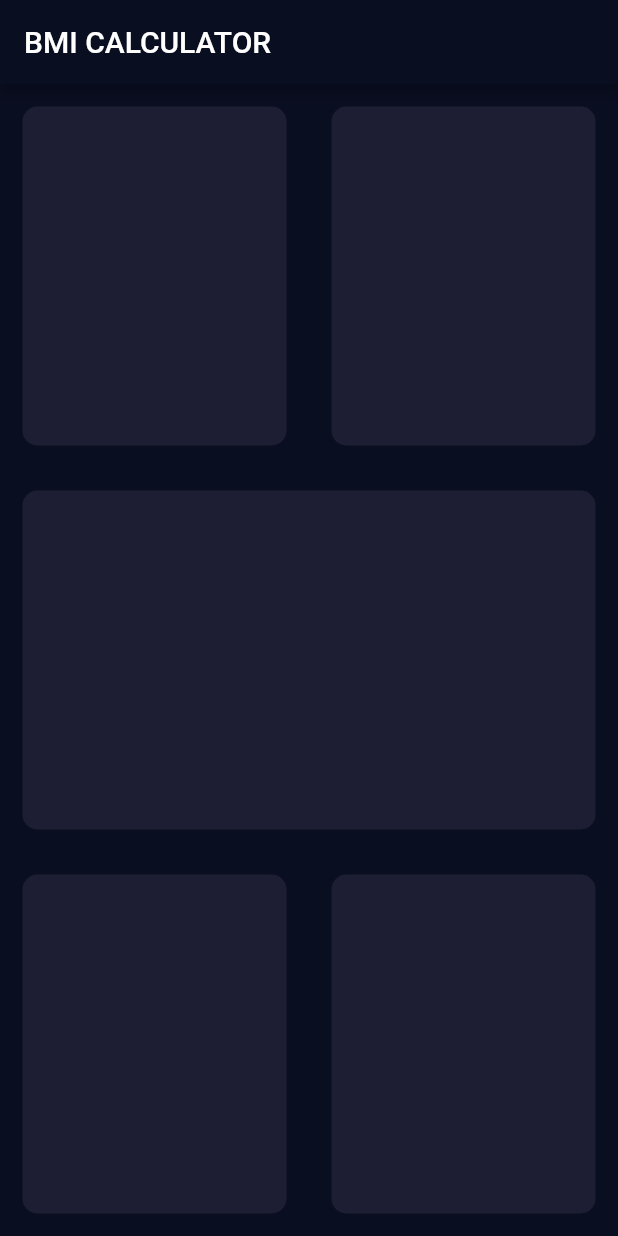
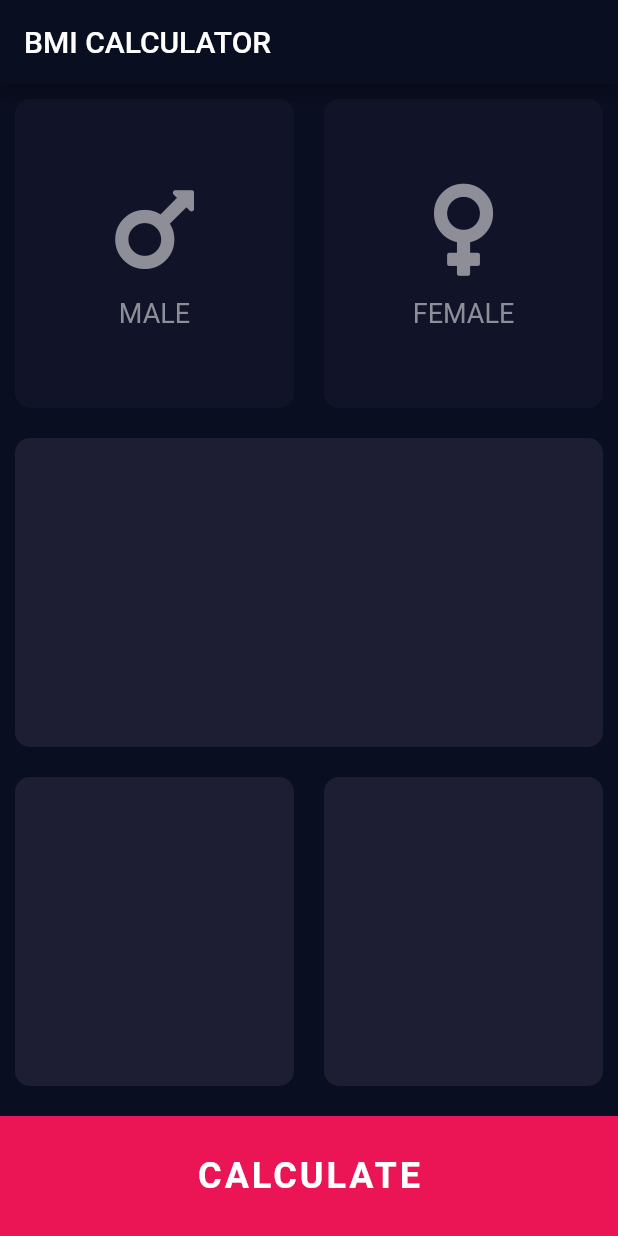
Before and after one commit to nonicalx/bmi-calculator-flutter, a Flutter app: the screen it shows after launch, on a phone screen of 412 x 824 dp. Run offline on Flutter 3.47's test engine with Material 2 defaults, Android fonts, the phone set to English and light mode, and no system bars; our stand-ins replace font_awesome_flutter.

Commit message:
improved reuseableCard and extracted more widgets

```diff
--- /dev/null
+++ b/lib/bottomButtom.dart
@@ -0,0 +1,25 @@
+import 'package:flutter/material.dart';
+
+class BottomButton extends StatelessWidget {
+  final int color;
+  final Widget content;
+  const BottomButton({
+    this.color = 0xFFEB1555,
+    this.content = const Text(
+      'CALCULATE',
+      style: TextStyle(
+          fontSize: 24, fontWeight: FontWeight.bold, letterSpacing: 2),
+    ),
+  });
+
+  @override
+  Widget build(BuildContext context) {
+    return Container(
+      color: Color(color),
+      width: double.infinity,
+      margin: EdgeInsets.only(top: 10),
+      height: 80,
+      child: Center(child: content),
+    );
+  }
+}
--- /dev/null
+++ b/lib/genderSign.dart
@@ -0,0 +1,34 @@
+import 'package:flutter/material.dart';
+import 'package:font_awesome_flutter/font_awesome_flutter.dart';
+
+class GenderSign extends StatelessWidget {
+  final String gender;
+  final int color;
+  const GenderSign({@required this.gender, this.color = 0xFF8D8E98});
+
+  @override
+  Widget build(BuildContext context) {
+    return Column(
+      mainAxisAlignment: MainAxisAlignment.center,
+      children: <Widget>[
+        Icon(
+          gender.toLowerCase() == "male"
+              ? FontAwesomeIcons.mars
+              : FontAwesomeIcons.venus,
+          size: 70,
+          color: Color(color),
+        ),
+        SizedBox(
+          height: 10,
+        ),
+        Text(
+          gender.toUpperCase(),
+          style: TextStyle(
+            fontSize: 18,
+            color: Color(0xFF8D8E98),
+          ),
+        )
+      ],
+    );
+  }
+}
--- a/lib/inputPage.dart
+++ b/lib/inputPage.dart
@@ -1,12 +1,21 @@
 import 'package:flutter/material.dart';
 import 'reuseableCard.dart';
+import 'bottomButtom.dart';
+import 'genderSign.dart';
 
 class InputPage extends StatefulWidget {
   @override
   _InputPageState createState() => _InputPageState();
 }
 
+const activeColor = 0xFF1D1E33;
+const inActiveColor = 0xFF111328;
+
+enum Gender { male, female }
+
 class _InputPageState extends State<InputPage> {
+  Gender selectGender;
+
   @override
   Widget build(BuildContext context) {
     return Scaffold(
@@ -18,10 +27,39 @@ class _InputPageState extends State<InputPage> {
             Expanded(
               child: Row(children: <Widget>[
                 Expanded(
-                  child: ReuseableCard(),
+                  child: ReuseableCard(
+                    onPress: () {
+                      setState(() {
+                        selectGender = Gender.male;
+                      });
+                    },
+                    color: selectGender == Gender.male
+                        ? activeColor
+                        : inActiveColor,
+                    content: GenderSign(
+                      color:
+                          selectGender == Gender.male ? 0xFFFFFFFF : 0xFF8D8E98,
+                      gender: 'male',
+                    ),
+                  ),
                 ),
                 Expanded(
-                  child: ReuseableCard(),
+                  child: ReuseableCard(
+                    onPress: () {
+                      setState(() {
+                        selectGender = Gender.female;
+                      });
+                    },
+                    color: selectGender == Gender.female
+                        ? activeColor
+                        : inActiveColor,
+                    content: GenderSign(
+                      color: selectGender == Gender.female
+                          ? 0xFFFFFFFF
+                          : 0xFF8D8E98,
+                      gender: 'female',
+                    ),
+                  ),
                 ),
               ]),
             ),
@@ -38,6 +76,7 @@ class _InputPageState extends State<InputPage> {
                 ),
               ]),
             ),
+            BottomButton()
           ],
         ));
   }
--- a/lib/reuseableCard.dart
+++ b/lib/reuseableCard.dart
@@ -1,15 +1,23 @@
 import 'package:flutter/material.dart';
 
 class ReuseableCard extends StatelessWidget {
-  int color;
-  ReuseableCard({this.color = 0xFF1D1E33});
+  final int color;
+  final Widget content;
+  final Function onPress;
+  ReuseableCard({this.color = 0xFF1D1E33, this.content, this.onPress});
   @override
   Widget build(BuildContext context) {
-    return Container(
-      margin: EdgeInsets.all(15),
-      decoration: BoxDecoration(
-        color: Color(color),
-        borderRadius: BorderRadius.circular(10),
+    return GestureDetector(
+      onTap: onPress,
+      child: Container(
+        child: Container(
+          child: Center(child: content),
+        ),
+        margin: EdgeInsets.all(10),
+        decoration: BoxDecoration(
+          color: Color(color),
+          borderRadius: BorderRadius.circular(10),
+        ),
       ),
     );
   }
--- a/pubspec.yaml
+++ b/pubspec.yaml
@@ -11,7 +11,7 @@ dependencies:
     sdk: flutter
 
   cupertino_icons: ^0.1.2
-
+  font_awesome_flutter: ^8.4.0
 dev_dependencies:
   flutter_test:
     sdk: flutter
```
